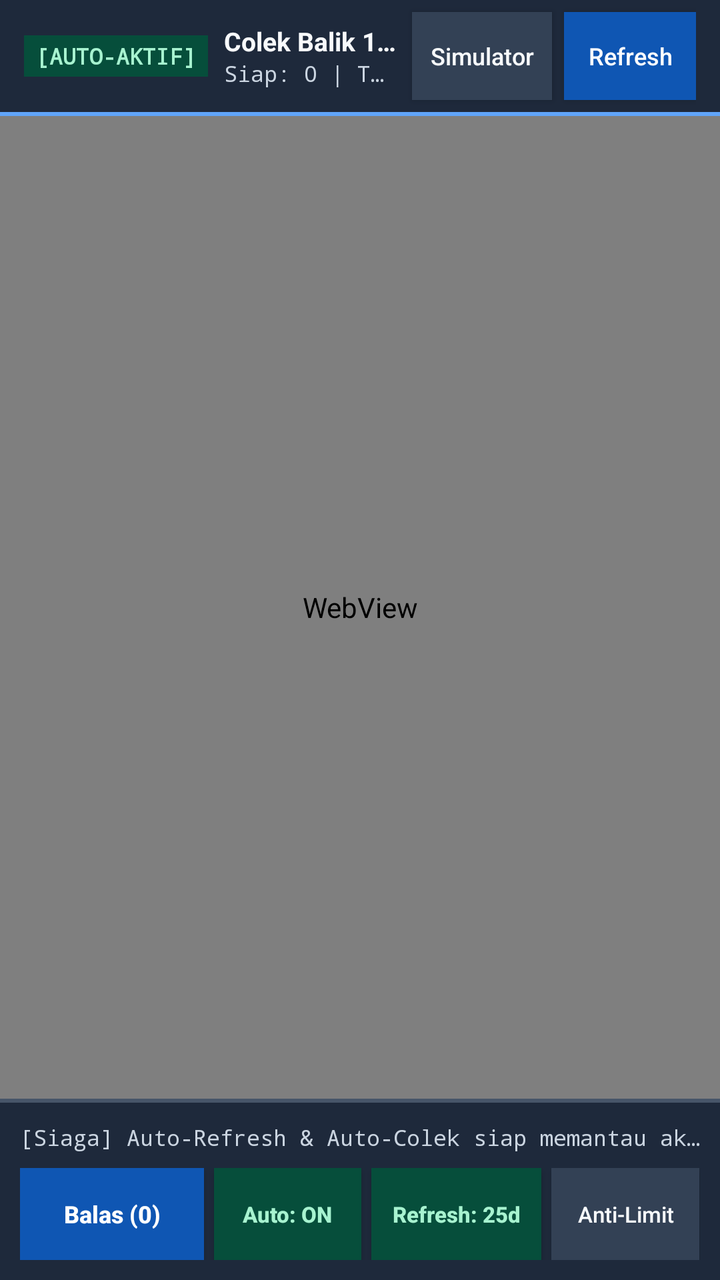
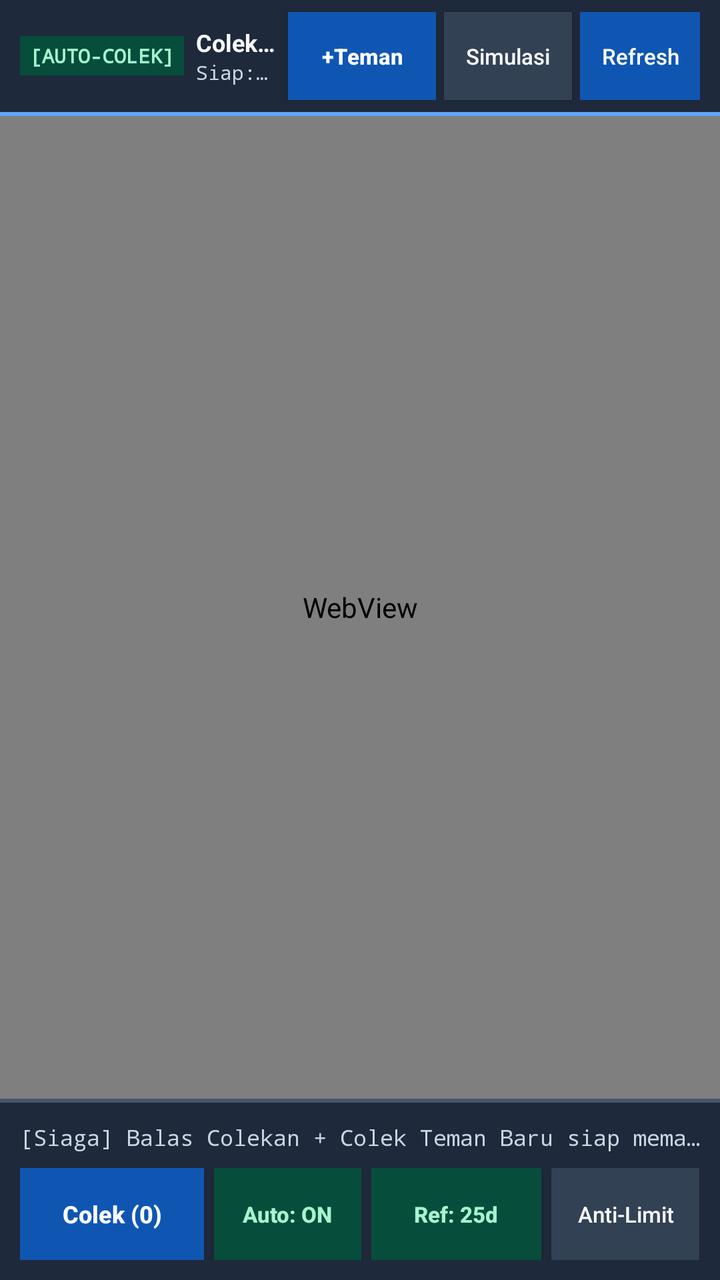

The first picture is an Android layout as it rendered before a commit; the second is the same layout after the commit. The layout source and the unified diff follow.
<!-- AndroidManifest.xml: application theme android:Theme.DeviceDefault.NoActionBar -->
<!-- res/layout/activity_main.xml -->
<?xml version="1.0" encoding="utf-8"?>
<LinearLayout xmlns:android="http://schemas.android.com/apk/res/android"
    android:id="@+id/apk_root_layout"
    android:layout_width="match_parent"
    android:layout_height="match_parent"
    android:orientation="vertical"
    android:fitsSystemWindows="true"
    android:background="#0F172A">

    
    <LinearLayout
        android:id="@+id/apk_top_bar"
        android:layout_width="match_parent"
        android:layout_height="56dp"
        android:orientation="horizontal"
        android:gravity="center_vertical"
        android:paddingStart="12dp"
        android:paddingEnd="12dp"
        android:background="#1E293B">

        <TextView
            android:id="@+id/apk_status_badge"
            android:layout_width="wrap_content"
            android:layout_height="wrap_content"
            android:text="[AUTO-AKTIF]"
            android:textColor="#A7F3D0"
            android:background="#064E3B"
            android:typeface="monospace"
            android:textStyle="bold"
            android:textSize="11sp"
            android:paddingStart="6dp"
            android:paddingEnd="6dp"
            android:paddingTop="3dp"
            android:paddingBottom="3dp"
            android:singleLine="true" />

        <LinearLayout
            android:layout_width="0dp"
            android:layout_height="wrap_content"
            android:layout_weight="1"
            android:orientation="vertical"
            android:layout_marginStart="8dp"
            android:layout_marginEnd="8dp">

            <TextView
                android:id="@+id/apk_title_text"
                android:layout_width="match_parent"
                android:layout_height="wrap_content"
                android:text="Colek Balik 1-Klik"
                android:textColor="#F8FAFC"
                android:textStyle="bold"
                android:textSize="13sp"
                android:singleLine="true"
                android:ellipsize="end" />

            <TextView
                android:id="@+id/apk_subtitle_text"
                android:layout_width="match_parent"
                android:layout_height="wrap_content"
                android:text="Siap: 0 | Terbalas: 0"
                android:textColor="#CBD5E1"
                android:typeface="monospace"
                android:textSize="11sp"
                android:singleLine="true"
                android:ellipsize="end" />
        </LinearLayout>

        <Button
            android:id="@+id/apk_mode_btn"
            android:layout_width="wrap_content"
            android:layout_height="44dp"
            android:minWidth="70dp"
            android:minHeight="44dp"
            android:text="Simulator"
            android:textAllCaps="false"
            android:textSize="12sp"
            android:textColor="#F8FAFC"
            android:background="#334155"
            android:paddingStart="8dp"
            android:paddingEnd="8dp" />

        <Button
            android:id="@+id/apk_pokes_nav_btn"
            android:layout_width="wrap_content"
            android:layout_height="44dp"
            android:minWidth="66dp"
            android:minHeight="44dp"
            android:layout_marginStart="6dp"
            android:text="Refresh"
            android:textAllCaps="false"
            android:textSize="12sp"
            android:textColor="#FFFFFF"
            android:background="#0F56B3"
            android:paddingStart="8dp"
            android:paddingEnd="8dp" />
    </LinearLayout>

    <View
        android:layout_width="match_parent"
        android:layout_height="2dp"
        android:background="#60A5FA" />

    
    <WebView
        android:id="@+id/apk_webview"
        android:layout_width="match_parent"
        android:layout_height="0dp"
        android:layout_weight="1" />

    <View
        android:layout_width="match_parent"
        android:layout_height="2dp"
        android:background="#475569" />

    
    <LinearLayout
        android:id="@+id/apk_bottom_dock"
        android:layout_width="match_parent"
        android:layout_height="wrap_content"
        android:orientation="vertical"
        android:padding="10dp"
        android:background="#1E293B">

        <TextView
            android:id="@+id/apk_log_line"
            android:layout_width="match_parent"
            android:layout_height="wrap_content"
            android:text="[Siaga] Auto-Refresh &amp; Auto-Colek siap memantau akun."
            android:textColor="#CBD5E1"
            android:typeface="monospace"
            android:textSize="11sp"
            android:singleLine="true"
            android:ellipsize="end"
            android:layout_marginBottom="8dp" />

        <LinearLayout
            android:layout_width="match_parent"
            android:layout_height="wrap_content"
            android:orientation="horizontal"
            android:gravity="center_vertical">

            <Button
                android:id="@+id/apk_poke_now_btn"
                android:layout_width="0dp"
                android:layout_height="46dp"
                android:layout_weight="1.25"
                android:minHeight="46dp"
                android:text="Balas (0)"
                android:textAllCaps="false"
                android:textStyle="bold"
                android:textSize="12sp"
                android:textColor="#FFFFFF"
                android:background="#0F56B3"
                android:paddingStart="6dp"
                android:paddingEnd="6dp" />

            <Button
                android:id="@+id/apk_autowatch_btn"
                android:layout_width="0dp"
                android:layout_height="46dp"
                android:layout_weight="1.0"
                android:minHeight="46dp"
                android:layout_marginStart="5dp"
                android:text="Auto: ON"
                android:textAllCaps="false"
                android:textStyle="bold"
                android:textSize="11sp"
                android:textColor="#A7F3D0"
                android:background="#064E3B"
                android:paddingStart="6dp"
                android:paddingEnd="6dp" />

            <Button
                android:id="@+id/apk_autorefresh_btn"
                android:layout_width="0dp"
                android:layout_height="46dp"
                android:layout_weight="1.15"
                android:minHeight="46dp"
                android:layout_marginStart="5dp"
                android:text="Refresh: 25d"
                android:textAllCaps="false"
                android:textStyle="bold"
                android:textSize="11sp"
                android:textColor="#A7F3D0"
                android:background="#064E3B"
                android:paddingStart="6dp"
                android:paddingEnd="6dp" />

            <Button
                android:id="@+id/apk_speed_btn"
                android:layout_width="wrap_content"
                android:layout_height="46dp"
                android:minWidth="74dp"
                android:minHeight="46dp"
                android:layout_marginStart="5dp"
                android:text="Anti-Limit"
                android:textAllCaps="false"
                android:textSize="11sp"
                android:textColor="#F8FAFC"
                android:background="#334155"
                android:paddingStart="6dp"
                android:paddingEnd="6dp" />
        </LinearLayout>
    </LinearLayout>

</LinearLayout>
<!-- resources referenced by this layout -->
<resources>

</resources>

<!-- the commit's change to res/layout/activity_main.xml (unified diff, before → after) -->
@@ -14,22 +14,22 @@
         android:layout_height="56dp"
         android:orientation="horizontal"
         android:gravity="center_vertical"
-        android:paddingStart="12dp"
-        android:paddingEnd="12dp"
+        android:paddingStart="10dp"
+        android:paddingEnd="10dp"
         android:background="#1E293B">
 
         <TextView
             android:id="@+id/apk_status_badge"
             android:layout_width="wrap_content"
             android:layout_height="wrap_content"
-            android:text="[AUTO-AKTIF]"
+            android:text="[AUTO-COLEK]"
             android:textColor="#A7F3D0"
             android:background="#064E3B"
             android:typeface="monospace"
             android:textStyle="bold"
-            android:textSize="11sp"
-            android:paddingStart="6dp"
-            android:paddingEnd="6dp"
+            android:textSize="10sp"
+            android:paddingStart="5dp"
+            android:paddingEnd="5dp"
             android:paddingTop="3dp"
             android:paddingBottom="3dp"
             android:singleLine="true" />
@@ -39,17 +39,17 @@
             android:layout_height="wrap_content"
             android:layout_weight="1"
             android:orientation="vertical"
-            android:layout_marginStart="8dp"
-            android:layout_marginEnd="8dp">
+            android:layout_marginStart="6dp"
+            android:layout_marginEnd="6dp">
 
             <TextView
                 android:id="@+id/apk_title_text"
                 android:layout_width="match_parent"
                 android:layout_height="wrap_content"
-                android:text="Colek Balik 1-Klik"
+                android:text="Colek Balik &amp; Tambah Teman"
                 android:textColor="#F8FAFC"
                 android:textStyle="bold"
-                android:textSize="13sp"
+                android:textSize="12sp"
                 android:singleLine="true"
                 android:ellipsize="end" />
 
@@ -57,42 +57,58 @@
                 android:id="@+id/apk_subtitle_text"
                 android:layout_width="match_parent"
                 android:layout_height="wrap_content"
-                android:text="Siap: 0 | Terbalas: 0"
+                android:text="Siap: 0 (Balik:0 | Baru:0) | Tercolek: 0"
                 android:textColor="#CBD5E1"
                 android:typeface="monospace"
-                android:textSize="11sp"
+                android:textSize="10sp"
                 android:singleLine="true"
                 android:ellipsize="end" />
         </LinearLayout>
 
         <Button
-            android:id="@+id/apk_mode_btn"
+            android:id="@+id/apk_find_friends_btn"
             android:layout_width="wrap_content"
             android:layout_height="44dp"
-            android:minWidth="70dp"
+            android:minWidth="74dp"
             android:minHeight="44dp"
-            android:text="Simulator"
+            android:text="+Teman"
             android:textAllCaps="false"
-            android:textSize="12sp"
-            android:textColor="#F8FAFC"
-            android:background="#334155"
-            android:paddingStart="8dp"
-            android:paddingEnd="8dp" />
-
-        <Button
-            android:id="@+id/apk_pokes_nav_btn"
-            android:layout_width="wrap_content"
-            android:layout_height="44dp"
-            android:minWidth="66dp"
-            android:minHeight="44dp"
-            android:layout_marginStart="6dp"
-            android:text="Refresh"
-            android:textAllCaps="false"
-            android:textSize="12sp"
+            android:textStyle="bold"
+            android:textSize="11sp"
             android:textColor="#FFFFFF"
             android:background="#0F56B3"
             android:paddingStart="8dp"
             android:paddingEnd="8dp" />
+
+        <Button
+            android:id="@+id/apk_mode_btn"
+            android:layout_width="wrap_content"
+            android:layout_height="44dp"
+            android:minWidth="64dp"
+            android:minHeight="44dp"
+            android:layout_marginStart="4dp"
+            android:text="Simulasi"
+            android:textAllCaps="false"
+            android:textSize="11sp"
+            android:textColor="#F8FAFC"
+            android:background="#334155"
+            android:paddingStart="6dp"
+            android:paddingEnd="6dp" />
+
+        <Button
+            android:id="@+id/apk_pokes_nav_btn"
+            android:layout_width="wrap_content"
+            android:layout_height="44dp"
+            android:minWidth="60dp"
+            android:minHeight="44dp"
+            android:layout_marginStart="4dp"
+            android:text="Refresh"
+            android:textAllCaps="false"
+            android:textSize="11sp"
+            android:textColor="#FFFFFF"
+            android:background="#0F56B3"
+            android:paddingStart="6dp"
+            android:paddingEnd="6dp" />
     </LinearLayout>
 
     <View
@@ -125,7 +141,7 @@
             android:id="@+id/apk_log_line"
             android:layout_width="match_parent"
             android:layout_height="wrap_content"
-            android:text="[Siaga] Auto-Refresh &amp; Auto-Colek siap memantau akun."
+            android:text="[Siaga] Balas Colekan + Colek Teman Baru siap memantau akun."
             android:textColor="#CBD5E1"
             android:typeface="monospace"
             android:textSize="11sp"
@@ -145,7 +161,7 @@
                 android:layout_height="46dp"
                 android:layout_weight="1.25"
                 android:minHeight="46dp"
-                android:text="Balas (0)"
+                android:text="Colek (0)"
                 android:textAllCaps="false"
                 android:textStyle="bold"
                 android:textSize="12sp"
@@ -177,7 +193,7 @@
                 android:layout_weight="1.15"
                 android:minHeight="46dp"
                 android:layout_marginStart="5dp"
-                android:text="Refresh: 25d"
+                android:text="Ref: 25d"
                 android:textAllCaps="false"
                 android:textStyle="bold"
                 android:textSize="11sp"
